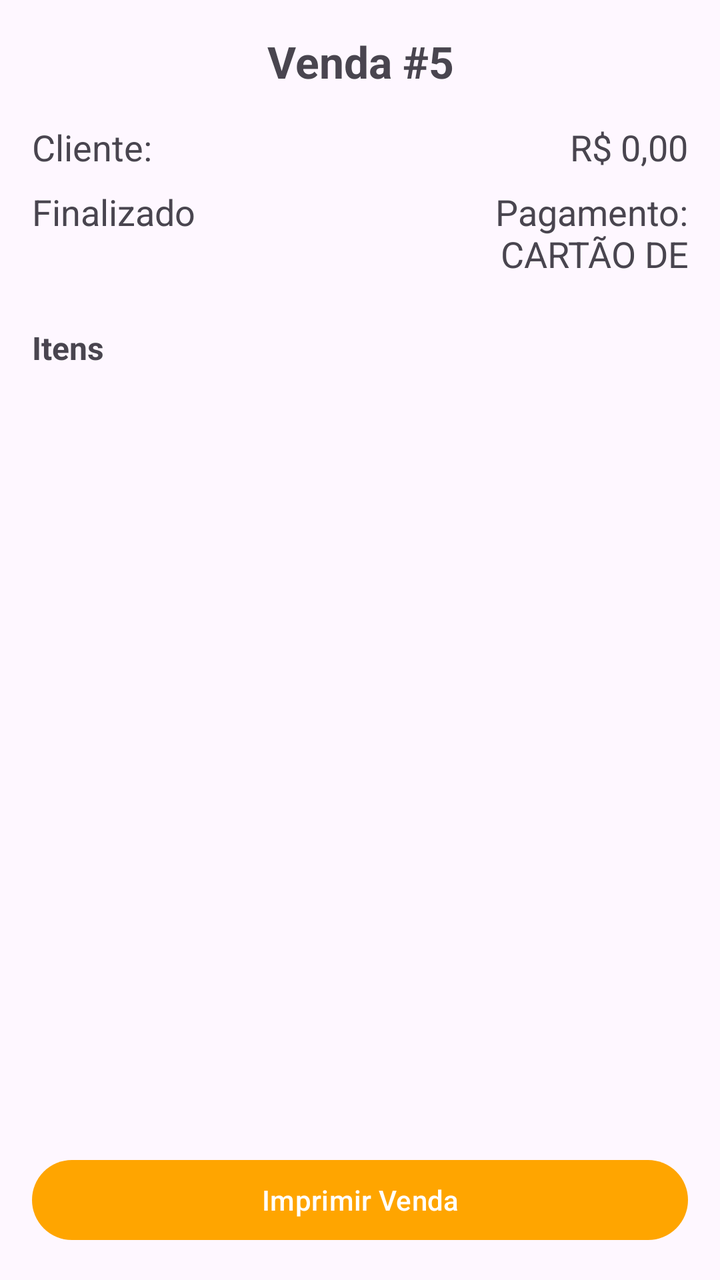
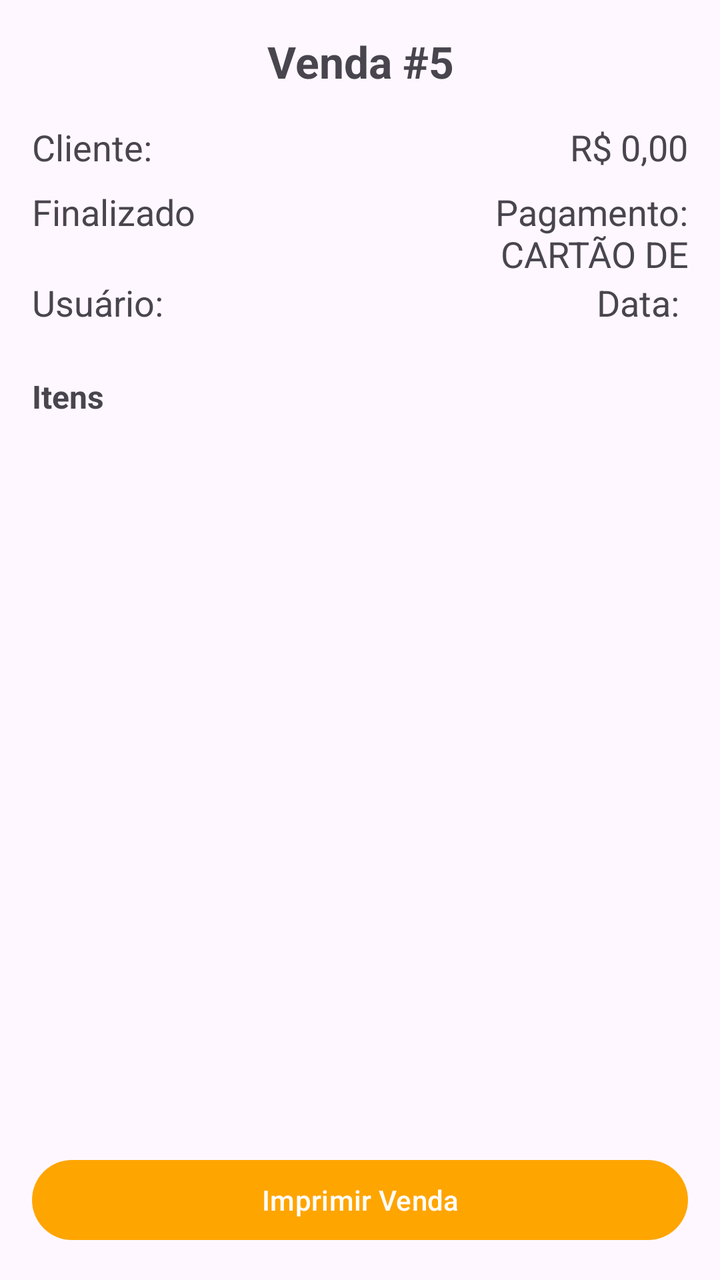

Two renders of the same Android screen: before a commit and after it. Below are the layout's source before the change and the commit's diff.
<!-- AndroidManifest.xml: application theme Theme.Pdv -->
<!-- res/layout/fragment_detalhes_venda.xml -->
<?xml version="1.0" encoding="utf-8"?>
<LinearLayout xmlns:android="http://schemas.android.com/apk/res/android"
    android:layout_width="match_parent"
    android:layout_height="match_parent"
    android:orientation="vertical"
    android:padding="16dp">

    <TextView
        android:id="@+id/vendaID"
        android:layout_width="match_parent"
        android:layout_height="wrap_content"
        android:gravity="center"
        android:text="Venda #5"
        android:textSize="22sp"
        android:textStyle="bold" />

    <LinearLayout
        android:layout_width="match_parent"
        android:layout_height="wrap_content"
        android:layout_marginTop="16dp"
        android:orientation="horizontal">

        <TextView
            android:id="@+id/cliente"
            android:layout_width="0dp"
            android:layout_height="wrap_content"
            android:layout_weight="1"
            android:text="Cliente: "
            android:textSize="18sp" />

        <TextView
            android:id="@+id/total"
            android:layout_width="0dp"
            android:layout_height="wrap_content"
            android:layout_weight="1"
            android:gravity="end"
            android:text="R$ 0,00"
            android:textSize="18sp" />
    </LinearLayout>

    <LinearLayout
        android:layout_width="match_parent"
        android:layout_height="wrap_content"
        android:layout_marginTop="8dp"
        android:orientation="horizontal">

        <TextView
            android:id="@+id/status"
            android:layout_width="0dp"
            android:layout_height="wrap_content"
            android:layout_weight="1"
            android:text="Finalizado"
            android:textSize="18sp" />

        <TextView
            android:id="@+id/forma_pag"
            android:layout_width="0dp"
            android:layout_height="wrap_content"
            android:layout_weight="1"
            android:gravity="end"
            android:maxLines="2"
            android:text="Pagamento: CARTÃO DE CRÉDITO"
            android:textSize="18sp" />
    </LinearLayout>

    <TextView
        android:layout_width="match_parent"
        android:layout_height="wrap_content"
        android:layout_marginTop="24dp"
        android:text="Itens"
        android:textSize="16sp"
        android:textStyle="bold" />

    <TextView
        android:id="@+id/mensagem"
        android:layout_width="match_parent"
        android:layout_height="wrap_content"
        android:gravity="center"
        android:padding="24dp"
        android:text="Nada foi encontrado"
        android:visibility="gone" />

    <ListView
        android:id="@+id/lista"
        android:layout_width="match_parent"
        android:layout_height="0dp"
        android:layout_weight="1" />

    <Button
        android:id="@+id/imprimir"
        android:layout_width="match_parent"
        android:layout_height="wrap_content"
        android:text="Imprimir Venda" />

</LinearLayout>
<!-- resources referenced by this layout -->
<resources>
  <style name="Theme.Pdv" parent="Base.Theme.Pdv" />
  <style name="Base.Theme.Pdv" parent="Theme.Material3.DayNight">
          
          <item name="colorPrimary">@color/botao_fundo</item>
  
      </style>
  <color name="botao_fundo">#FFA500</color>
</resources>

<!-- the commit's change to res/layout/fragment_detalhes_venda.xml (unified diff, before → after) -->
@@ -62,6 +62,28 @@
             android:text="Pagamento: CARTÃO DE CRÉDITO"
             android:textSize="18sp" />
     </LinearLayout>
+    <LinearLayout
+        android:layout_width="match_parent"
+        android:layout_height="wrap_content"
+        android:orientation="horizontal">
+
+        <TextView
+            android:id="@+id/usuario"
+            android:layout_width="0dp"
+            android:layout_height="wrap_content"
+            android:layout_weight="1"
+            android:text="Usuário: "
+            android:textSize="18sp" />
+
+        <TextView
+            android:id="@+id/dataHora"
+            android:layout_width="0dp"
+            android:layout_height="wrap_content"
+            android:layout_weight="1"
+            android:gravity="end"
+            android:text="Data: "
+            android:textSize="18sp" />
+    </LinearLayout>
 
     <TextView
         android:layout_width="match_parent"
